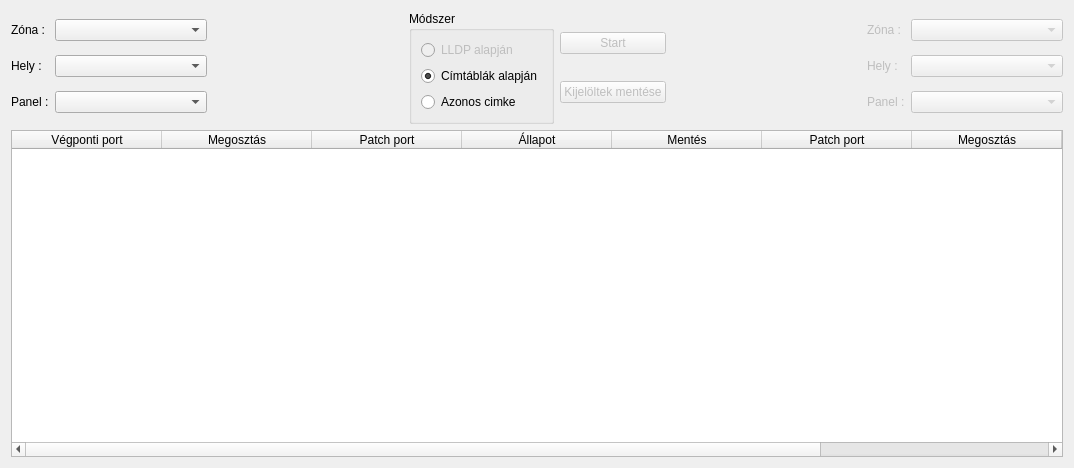
Old version of the form lv2g/deducepatch.ui in the repository csikfer/lanview2.
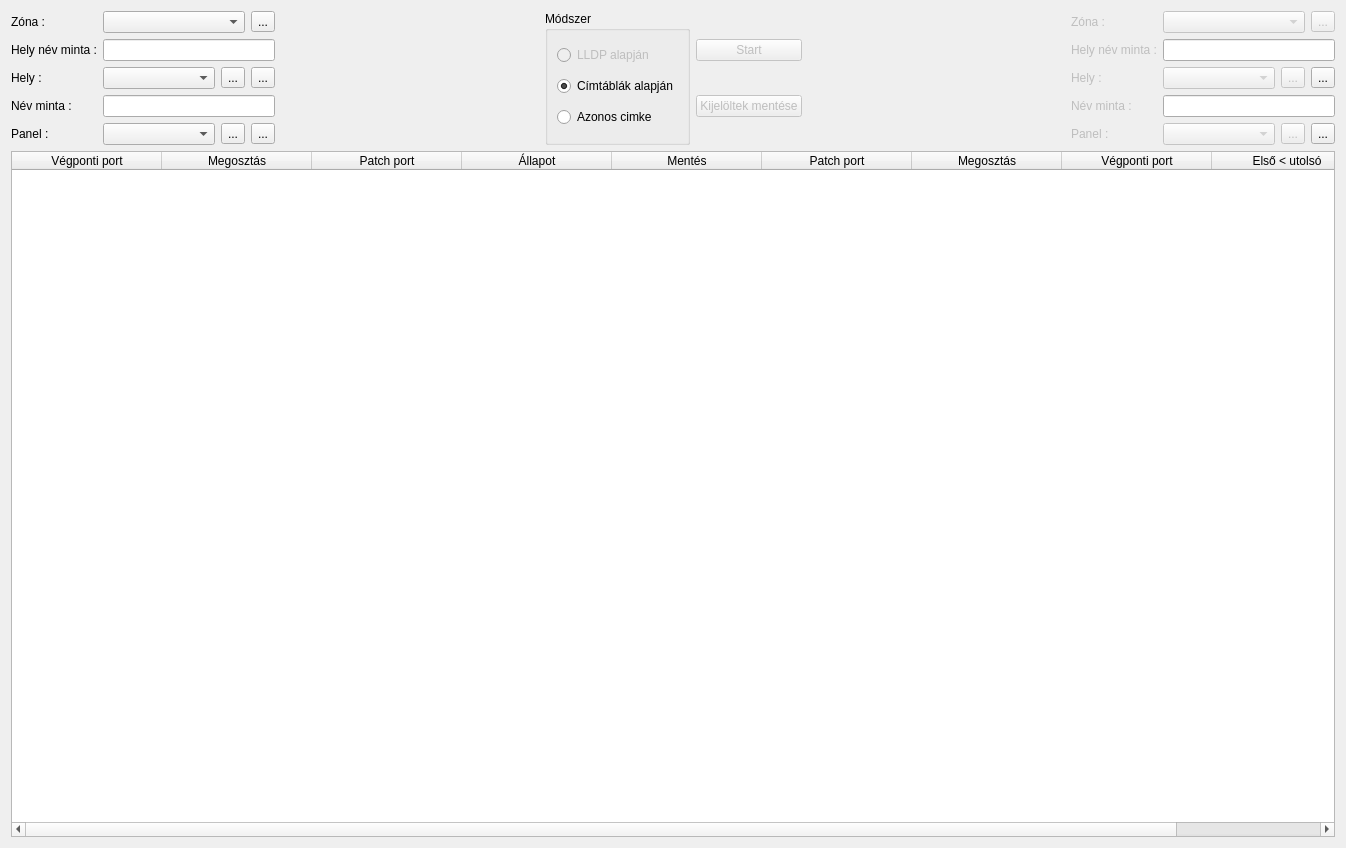
New version of the form. Icons and pictures are not drawn.

Commit message: A "deducepatch" bővítése. Hibajavítás.

Diff of the .ui file:
```diff
--- a/lv2g/deducepatch.ui
+++ b/lv2g/deducepatch.ui
@@ -6,18 +6,21 @@
    <rect>
     <x>0</x>
     <y>0</y>
-    <width>1074</width>
-    <height>468</height>
+    <width>1346</width>
+    <height>848</height>
    </rect>
   </property>
   <property name="windowTitle">
    <string>Form</string>
   </property>
-  <layout class="QVBoxLayout" name="verticalLayout" stretch="0,1">
+  <layout class="QVBoxLayout" name="verticalLayout">
    <item>
-    <layout class="QHBoxLayout" name="horizontalLayout">
+    <layout class="QHBoxLayout" name="horizontalLayout_2">
      <item>
       <layout class="QGridLayout" name="gridLayoutLeft">
+       <item row="1" column="1">
+        <widget class="QLineEdit" name="lineEditPlacePattern"/>
+       </item>
        <item row="0" column="0">
         <widget class="QLabel" name="labelZone">
          <property name="text">
@@ -25,35 +28,119 @@
          </property>
         </widget>
        </item>
-       <item row="0" column="1">
-        <widget class="QComboBox" name="comboBoxZone">
-         <property name="sizePolicy">
-          <sizepolicy hsizetype="MinimumExpanding" vsizetype="Fixed">
-           <horstretch>0</horstretch>
-           <verstretch>0</verstretch>
-          </sizepolicy>
-         </property>
-        </widget>
-       </item>
-       <item row="1" column="0">
+       <item row="2" column="0">
         <widget class="QLabel" name="labelPlace">
          <property name="text">
           <string>Hely :</string>
          </property>
         </widget>
        </item>
-       <item row="1" column="1">
-        <widget class="QComboBox" name="comboBoxPlace"/>
-       </item>
-       <item row="2" column="0">
+       <item row="4" column="0">
         <widget class="QLabel" name="labelPatch">
          <property name="text">
           <string>Panel :</string>
          </property>
         </widget>
        </item>
+       <item row="1" column="0">
+        <widget class="QLabel" name="labelPlacePattern">
+         <property name="text">
+          <string>Hely név minta :</string>
+         </property>
+        </widget>
+       </item>
+       <item row="4" column="1">
+        <layout class="QHBoxLayout" name="horizontalLayoutPatch">
+         <item>
+          <widget class="QComboBox" name="comboBoxPatch"/>
+         </item>
+         <item>
+          <widget class="QToolButton" name="toolButtonPatchAdd">
+           <property name="text">
+            <string>...</string>
+           </property>
+           <property name="icon">
+            <iconset resource="lv2g.qrc">
+             <normaloff>:/icons/add.ico</normaloff>:/icons/add.ico</iconset>
+           </property>
+          </widget>
+         </item>
+         <item>
+          <widget class="QToolButton" name="toolButtonPatchInfo">
+           <property name="text">
+            <string>...</string>
+           </property>
+           <property name="icon">
+            <iconset resource="lv2g.qrc">
+             <normaloff>:/icons/document-properties.ico</normaloff>:/icons/document-properties.ico</iconset>
+           </property>
+          </widget>
+         </item>
+        </layout>
+       </item>
+       <item row="3" column="1">
+        <widget class="QLineEdit" name="lineEditPatchPattern"/>
+       </item>
+       <item row="3" column="0">
+        <widget class="QLabel" name="labelPatchPattern">
+         <property name="text">
+          <string>Név minta :</string>
+         </property>
+        </widget>
+       </item>
        <item row="2" column="1">
-        <widget class="QComboBox" name="comboBoxPatch"/>
+        <layout class="QHBoxLayout" name="horizontalLayoutPlace">
+         <item>
+          <widget class="QComboBox" name="comboBoxPlace"/>
+         </item>
+         <item>
+          <widget class="QToolButton" name="toolButtonPlaceAdd">
+           <property name="text">
+            <string>...</string>
+           </property>
+           <property name="icon">
+            <iconset resource="lv2g.qrc">
+             <normaloff>:/icons/add.ico</normaloff>:/icons/add.ico</iconset>
+           </property>
+          </widget>
+         </item>
+         <item>
+          <widget class="QToolButton" name="toolButtonPlaceInfo">
+           <property name="text">
+            <string>...</string>
+           </property>
+           <property name="icon">
+            <iconset resource="lv2g.qrc">
+             <normaloff>:/icons/document-properties.ico</normaloff>:/icons/document-properties.ico</iconset>
+           </property>
+          </widget>
+         </item>
+        </layout>
+       </item>
+       <item row="0" column="1">
+        <layout class="QHBoxLayout" name="horizontalLayoutZone">
+         <item>
+          <widget class="QComboBox" name="comboBoxZone">
+           <property name="sizePolicy">
+            <sizepolicy hsizetype="MinimumExpanding" vsizetype="Fixed">
+             <horstretch>0</horstretch>
+             <verstretch>0</verstretch>
+            </sizepolicy>
+           </property>
+          </widget>
+         </item>
+         <item>
+          <widget class="QToolButton" name="toolButtonRefresh">
+           <property name="text">
+            <string>...</string>
+           </property>
+           <property name="icon">
+            <iconset resource="lv2g.qrc">
+             <normaloff>:/icons/refresh.ico</normaloff>:/icons/refresh.ico</iconset>
+           </property>
+          </widget>
+         </item>
+        </layout>
        </item>
       </layout>
      </item>
@@ -155,34 +242,7 @@
          </property>
         </widget>
        </item>
-       <item row="0" column="1">
-        <widget class="QComboBox" name="comboBoxZone2">
-         <property name="enabled">
-          <bool>false</bool>
-         </property>
-         <property name="sizePolicy">
-          <sizepolicy hsizetype="MinimumExpanding" vsizetype="Fixed">
-           <horstretch>0</horstretch>
-           <verstretch>0</verstretch>
-          </sizepolicy>
-         </property>
-        </widget>
-       </item>
-       <item row="2" column="1">
-        <widget class="QComboBox" name="comboBoxPatch2">
-         <property name="enabled">
-          <bool>false</bool>
-         </property>
-        </widget>
-       </item>
-       <item row="1" column="1">
-        <widget class="QComboBox" name="comboBoxPlace2">
-         <property name="enabled">
-          <bool>false</bool>
-         </property>
-        </widget>
-       </item>
-       <item row="2" column="0">
+       <item row="4" column="0">
         <widget class="QLabel" name="labelPatch2">
          <property name="enabled">
           <bool>false</bool>
@@ -192,7 +252,7 @@
          </property>
         </widget>
        </item>
-       <item row="1" column="0">
+       <item row="2" column="0">
         <widget class="QLabel" name="labelPlace2">
          <property name="enabled">
           <bool>false</bool>
@@ -202,6 +262,135 @@
          </property>
         </widget>
        </item>
+       <item row="1" column="1">
+        <widget class="QLineEdit" name="lineEditPlacePattern2"/>
+       </item>
+       <item row="1" column="0">
+        <widget class="QLabel" name="labelPlacePattern2">
+         <property name="enabled">
+          <bool>false</bool>
+         </property>
+         <property name="text">
+          <string>Hely név minta :</string>
+         </property>
+        </widget>
+       </item>
+       <item row="3" column="0">
+        <widget class="QLabel" name="labelPatchPattern2">
+         <property name="enabled">
+          <bool>false</bool>
+         </property>
+         <property name="text">
+          <string>Név minta :</string>
+         </property>
+        </widget>
+       </item>
+       <item row="3" column="1">
+        <widget class="QLineEdit" name="lineEditPatchPattern2"/>
+       </item>
+       <item row="2" column="1">
+        <layout class="QHBoxLayout" name="horizontalLayoutPatch2">
+         <item>
+          <widget class="QComboBox" name="comboBoxPlace2">
+           <property name="enabled">
+            <bool>false</bool>
+           </property>
+          </widget>
+         </item>
+         <item>
+          <widget class="QToolButton" name="toolButtonPlaceAdd2">
+           <property name="enabled">
+            <bool>false</bool>
+           </property>
+           <property name="text">
+            <string>...</string>
+           </property>
+           <property name="icon">
+            <iconset resource="lv2g.qrc">
+             <normaloff>:/icons/add.ico</normaloff>:/icons/add.ico</iconset>
+           </property>
+          </widget>
+         </item>
+         <item>
+          <widget class="QToolButton" name="toolButtonPlaceInfo2">
+           <property name="text">
+            <string>...</string>
+           </property>
+           <property name="icon">
+            <iconset resource="lv2g.qrc">
+             <normaloff>:/icons/document-properties.ico</normaloff>:/icons/document-properties.ico</iconset>
+           </property>
+          </widget>
+         </item>
+        </layout>
+       </item>
+       <item row="4" column="1">
+        <layout class="QHBoxLayout" name="horizontalLayout">
+         <item>
+          <widget class="QComboBox" name="comboBoxPatch2">
+           <property name="enabled">
+            <bool>false</bool>
+           </property>
+          </widget>
+         </item>
+         <item>
+          <widget class="QToolButton" name="toolButtonPatchAdd2">
+           <property name="enabled">
+            <bool>false</bool>
+           </property>
+           <property name="text">
+            <string>...</string>
+           </property>
+           <property name="icon">
+            <iconset resource="lv2g.qrc">
+             <normaloff>:/icons/add.ico</normaloff>:/icons/add.ico</iconset>
+           </property>
+          </widget>
+         </item>
+         <item>
+          <widget class="QToolButton" name="toolButtonPatchInfo2">
+           <property name="text">
+            <string>...</string>
+           </property>
+           <property name="icon">
+            <iconset resource="lv2g.qrc">
+             <normaloff>:/icons/document-properties.ico</normaloff>:/icons/document-properties.ico</iconset>
+           </property>
+          </widget>
+         </item>
+        </layout>
+       </item>
+       <item row="0" column="1">
+        <layout class="QHBoxLayout" name="horizontalLayoutZone2">
+         <item>
+          <widget class="QComboBox" name="comboBoxZone2">
+           <property name="enabled">
+            <bool>false</bool>
+           </property>
+           <property name="sizePolicy">
+            <sizepolicy hsizetype="MinimumExpanding" vsizetype="Fixed">
+             <horstretch>0</horstretch>
+             <verstretch>0</verstretch>
+            </sizepolicy>
+           </property>
+          </widget>
+         </item>
+         <item>
+          <widget class="QToolButton" name="toolButtonRefresh2">
+           <property name="enabled">
+            <bool>false</bool>
+           </property>
+           <property name="text">
+            <string>...</string>
+           </property>
+           <property name="icon">
+            <iconset resource="lv2g.qrc">
+             <normaloff>:/icons/refresh.ico</normaloff>:/icons/refresh.ico</iconset>
+           </property>
+          </widget>
+         </item>
+        </layout>
+       </item>
       </layout>
      </item>
     </layout>
```
Left out of the diff: 129 changed lines with no effect on the pictures. The commit also changes 7 other files.
